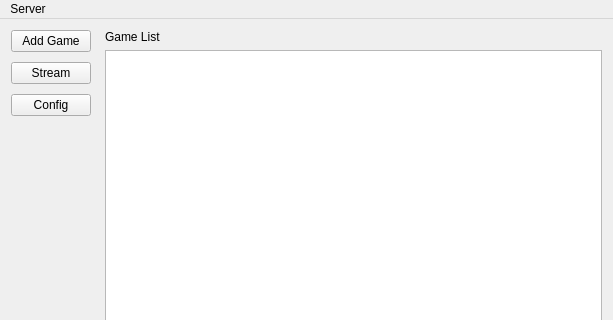
First picture: the form in server/server.ui, repository HackerSchool/r2p, before the edit; both pictures show x 0 to 613 and y 0 to 320 of the 613 by 574 pixel window.
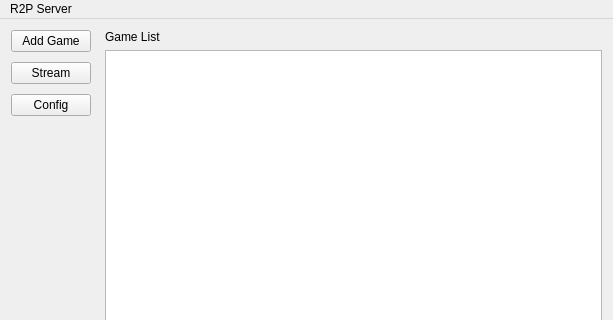
Second picture: the form after the edit. Icons and pictures are not drawn.

```diff
--- a/server/server.ui
+++ b/server/server.ui
@@ -113,12 +113,12 @@
      <x>0</x>
      <y>0</y>
      <width>613</width>
-     <height>23</height>
+     <height>21</height>
     </rect>
    </property>
    <widget class="QMenu" name="menuserver">
     <property name="title">
-     <string>Server</string>
+     <string>R2P Server</string>
     </property>
     <addaction name="actionQuit"/>
    </widget>
```
Left out of the diff: 12 changed lines with no effect on the pictures.
